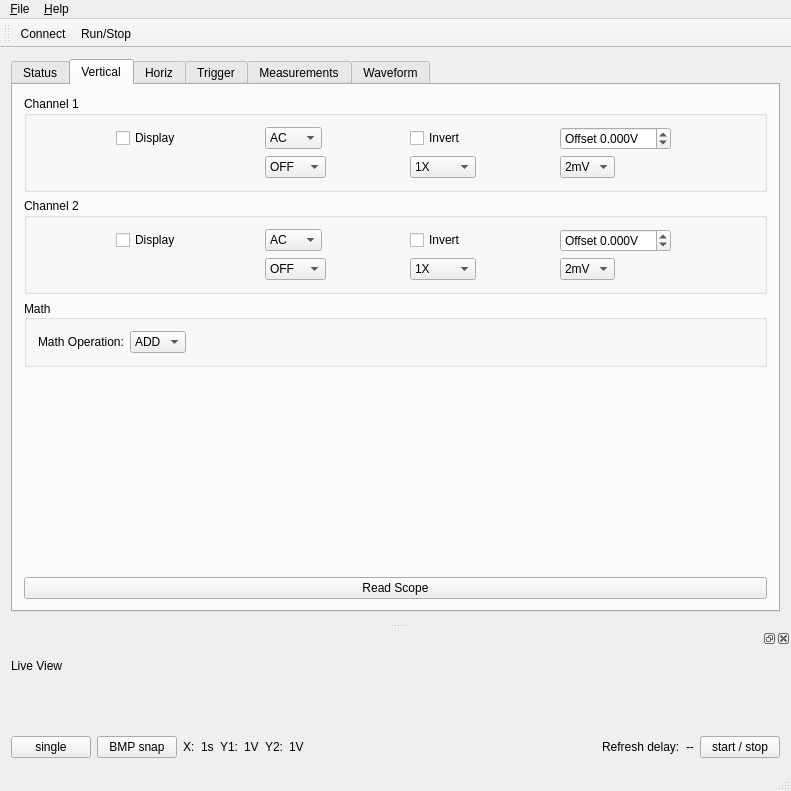
Above: mainwindow.ui from BrownBear2/qrigol before the change. Below: the same form after it.
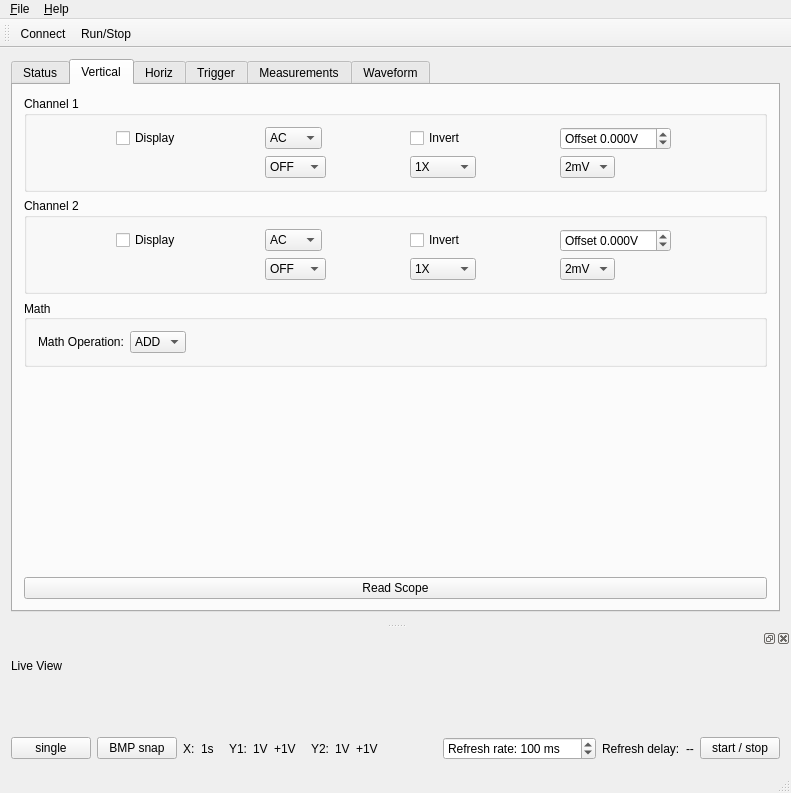
That is the form after the change. Icons and pictures are not drawn.

```diff
--- a/mainwindow.ui
+++ b/mainwindow.ui
@@ -7,7 +7,7 @@
     <x>0</x>
     <y>0</y>
     <width>791</width>
-    <height>791</height>
+    <height>793</height>
    </rect>
   </property>
   <property name="windowTitle">
@@ -3616,6 +3616,19 @@
          </property>
         </widget>
        </item>
+       <item>
+        <spacer name="horizontalSpacer_11">
+         <property name="orientation">
+          <enum>Qt::Horizontal</enum>
+         </property>
+         <property name="sizeHint" stdset="0">
+          <size>
+           <width>20</width>
+           <height>20</height>
+          </size>
+         </property>
+        </spacer>
+       </item>
        <item>
         <widget class="QLabel" name="label_57">
          <property name="text">
@@ -3630,6 +3643,26 @@
          </property>
         </widget>
        </item>
+       <item>
+        <widget class="QLabel" name="o1">
+         <property name="text">
+          <string>+1V</string>
+         </property>
+        </widget>
+       </item>
+       <item>
+        <spacer name="horizontalSpacer_12">
+         <property name="orientation">
+          <enum>Qt::Horizontal</enum>
+         </property>
+         <property name="sizeHint" stdset="0">
+          <size>
+           <width>20</width>
+           <height>20</height>
+          </size>
+         </property>
+        </spacer>
+       </item>
        <item>
         <widget class="QLabel" name="label_59">
          <property name="text">
@@ -3644,6 +3677,13 @@
          </property>
         </widget>
        </item>
+       <item>
+        <widget class="QLabel" name="o2">
+         <property name="text">
+          <string>+1V</string>
+         </property>
+        </widget>
+       </item>
        <item>
         <spacer name="horizontalSpacer_10">
          <property name="orientation">
@@ -3657,6 +3697,41 @@
          </property>
         </spacer>
        </item>
+       <item>
+        <spacer name="horizontalSpacer_13">
+         <property name="orientation">
+          <enum>Qt::Horizontal</enum>
+         </property>
+         <property name="sizeHint" stdset="0">
+          <size>
+           <width>40</width>
+           <height>20</height>
+          </size>
+         </property>
+        </spacer>
+       </item>
+       <item>
+        <widget class="QSpinBox" name="spinBox">
+         <property name="suffix">
+          <string> ms</string>
+         </property>
+         <property name="prefix">
+          <string>Refresh rate: </string>
+         </property>
+         <property name="minimum">
+          <number>10</number>
+         </property>
+         <property name="maximum">
+          <number>10000</number>
+         </property>
+         <property name="singleStep">
+          <number>100</number>
+         </property>
+         <property name="value">
+          <number>100</number>
+         </property>
+        </widget>
+       </item>
        <item>
         <widget class="QLabel" name="label_56">
          <property name="text">
```
Left out of the diff: 1 changed line with no effect on the pictures.
